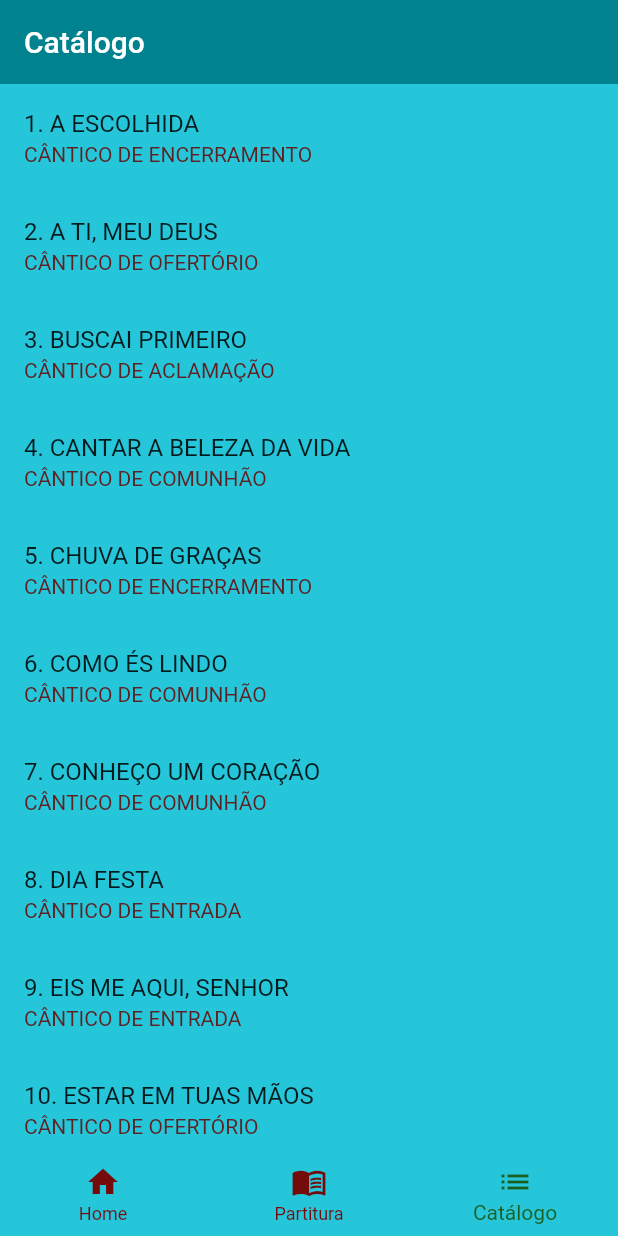
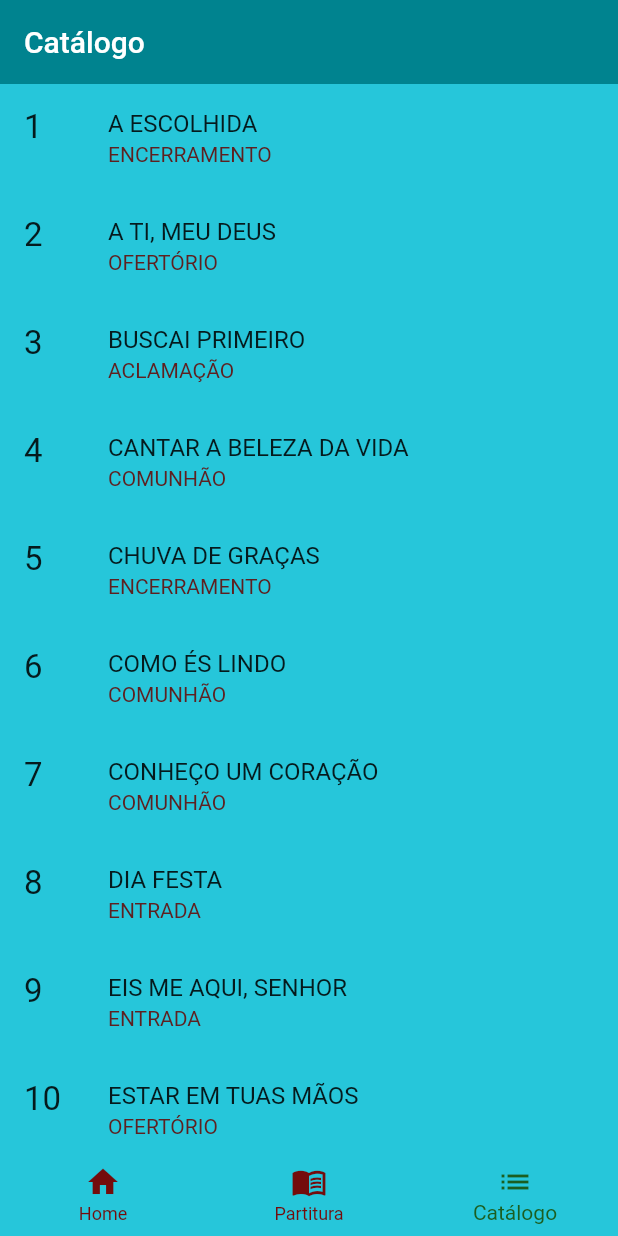
Before and after one commit to ddiasguto/mliturgica, a Flutter app: the screen it shows after launch, item 3 of the bottom bar chosen, on a phone screen of 412 x 824 dp. Run offline on Flutter 3.47's test engine with Material 2 defaults, Android fonts, the phone set to English and light mode, and no system bars.

Commit message:
catalogue view changed

```diff
--- a/lib/components/change_chant_button.dart
+++ b/lib/components/change_chant_button.dart
@@ -15,7 +15,7 @@ class ChangeChant extends StatelessWidget {
         icon: Icon(
           Icons.autorenew,
           size: 30,
-          color: Colors.blue[100],
+          color: Colors.green[900],
         ),
         onPressed: () {
           maestro.changeChant(maestro.indexCategory);
--- a/lib/widgets/chants_catalogue.dart
+++ b/lib/widgets/chants_catalogue.dart
@@ -10,13 +10,14 @@ Widget chantsCatalogue(context) {
   return ListView.builder(
       itemCount: maestro.catalogueList.length,
       itemBuilder: (_, index) => ListTile(
-          title: Text(
-              '${index + 1}. ${maestro.getCatalogueList[index].title}'
-                  .toUpperCase(),
+          leading: Text(
+            '${index + 1}',
+            style: TextStyle(fontSize: 22),
+          ),
+          title: Text('${maestro.getCatalogueList[index].title}'.toUpperCase(),
               style: TextStyle(fontSize: 16)),
           subtitle: Text(
-            'Cântico de ${maestro.getCatalogueList[index].category}'
-                .toUpperCase(),
+            '${maestro.getCatalogueList[index].category}'.toUpperCase(),
             style: TextStyle(
               color: Color.fromARGB(255, 94, 32, 32),
             ),
```
